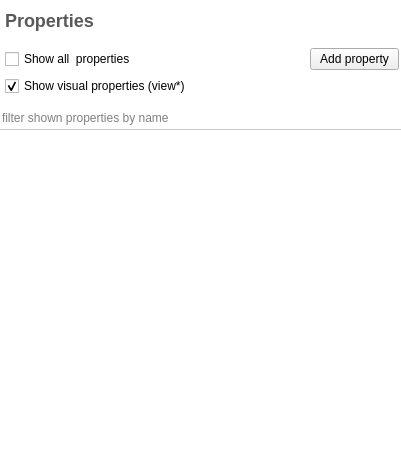
vadivelselvaraj/TulipGLImprovement, file plugins/view/tableview/PropertiesEditor.ui: the form before one commit.
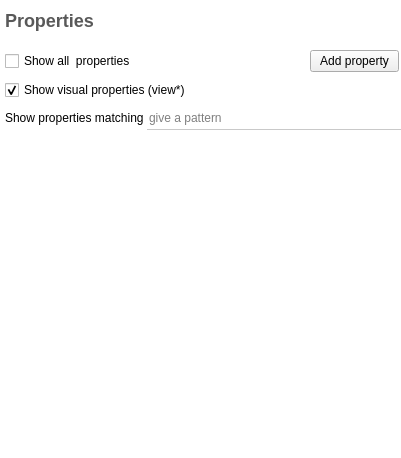
The form after the commit. Icons and pictures are not drawn. Custom widgets are drawn as their Qt base class.

Commit message: refine properties management in spreadsheet view: add contextual menu on columns header + column name filtering above

Patch:
```diff
--- a/plugins/view/tableview/PropertiesEditor.ui
+++ b/plugins/view/tableview/PropertiesEditor.ui
@@ -105,15 +105,15 @@
 }</string>
   </property>
   <layout class="QVBoxLayout" name="verticalLayout">
+   <property name="spacing">
+    <number>0</number>
+   </property>
    <property name="margin">
     <number>0</number>
    </property>
    <item>
     <widget class="QFrame" name="frame">
      <layout class="QVBoxLayout" name="verticalLayout_3">
-      <property name="spacing">
-       <number>4</number>
-      </property>
       <property name="leftMargin">
        <number>5</number>
       </property>
@@ -216,40 +216,29 @@
        </widget>
       </item>
       <item>
-       <widget class="QFrame" name="frame_3">
-        <property name="frameShape">
-         <enum>QFrame::NoFrame</enum>
-        </property>
-        <property name="frameShadow">
-         <enum>QFrame::Plain</enum>
-        </property>
         <layout class="QHBoxLayout" name="horizontalLayout">
          <property name="spacing">
-          <number>5</number>
-         </property>
-         <property name="margin">
           <number>0</number>
          </property>
-        </layout>
-       </widget>
-      </item>
-     </layout>
-    </widget>
-   </item>
    <item>
-    <widget class="QFrame" name="frame_2">
-     <property name="section" stdset="0">
-      <bool>true</bool>
-     </property>
-     <layout class="QVBoxLayout" name="verticalLayout_2">
-      <property name="spacing">
-       <number>0</number>
-      </property>
-      <property name="margin">
-       <number>0</number>
-      </property>
+         <widget class="QLabel" name="label_2">
+          <property name="sizePolicy">
+           <sizepolicy hsizetype="Preferred" vsizetype="Preferred">
+            <horstretch>0</horstretch>
+            <verstretch>0</verstretch>
+           </sizepolicy>
+          </property>
+          <property name="toolTip">
+           <string>Only show the properties whose name
+contains the given pattern</string>
+          </property>
+          <property name="text">
+           <string>Show properties matching </string>
+          </property>
+         </widget>
+        </item>
       <item>
-       <widget class="ClearableLineEdit" name="lineEdit">
+         <widget class="ClearableLineEdit" name="propertiesFilterEdit">
         <property name="minimumSize">
          <size>
           <width>0</width>
@@ -262,6 +251,10 @@
           <height>24</height>
          </size>
         </property>
+          <property name="toolTip">
+           <string>Only show the properties whose name
+contains the given pattern</string>
+          </property>
         <property name="styleSheet">
          <string notr="true">background-color: white;
 border: 0px;
@@ -269,10 +262,27 @@
 border-bottom: 1px solid #C9C9C9;</string>
         </property>
         <property name="placeholderText">
-         <string>filter shown properties by name</string>
+           <string>give a pattern</string>
         </property>
        </widget>
       </item>
+       </layout>
+      </item>
+     </layout>
+    </widget>
+   </item>
+   <item>
+    <widget class="QFrame" name="frame_2">
+     <property name="section" stdset="0">
+      <bool>true</bool>
+     </property>
+     <layout class="QVBoxLayout" name="verticalLayout_2">
+      <property name="spacing">
+       <number>0</number>
+      </property>
+      <property name="margin">
+       <number>0</number>
+      </property>
       <item>
        <widget class="QTableView" name="tableView">
         <property name="sizePolicy">
```
Lines whose indentation alone changed are shown as unchanged. The commit also changes 5 other files.
